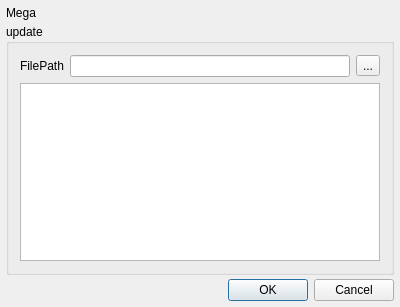
The window that source/wnd/widget.ui (ww4u/mct-t4) describes before a commit, drawn with Qt 5.
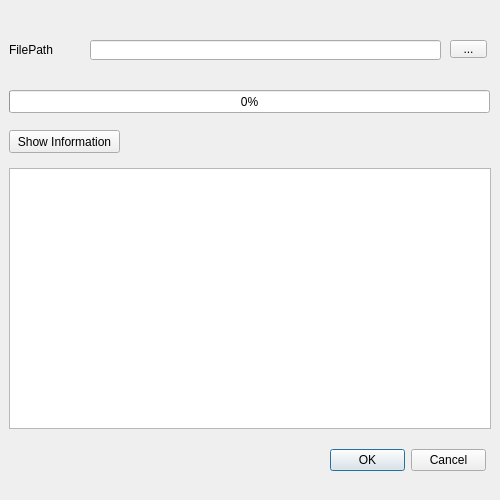
The same window after the commit.

What changed in the file:
```diff
--- a/source/wnd/widget.ui
+++ b/source/wnd/widget.ui
@@ -6,8 +6,8 @@
    <rect>
     <x>0</x>
     <y>0</y>
-    <width>400</width>
-    <height>307</height>
+    <width>500</width>
+    <height>500</height>
    </rect>
   </property>
   <property name="sizePolicy">
@@ -16,76 +16,156 @@
     <verstretch>0</verstretch>
    </sizepolicy>
   </property>
-  <layout class="QVBoxLayout" name="verticalLayout">
-   <property name="spacing">
-    <number>4</number>
+  <property name="minimumSize">
+   <size>
+    <width>500</width>
+    <height>500</height>
+   </size>
+  </property>
+  <property name="maximumSize">
+   <size>
+    <width>500</width>
+    <height>500</height>
+   </size>
+  </property>
+  <widget class="QLabel" name="label">
+   <property name="geometry">
+    <rect>
+     <x>6</x>
+     <y>6</y>
+     <width>41</width>
+     <height>21</height>
+    </rect>
    </property>
-   <property name="leftMargin">
-    <number>6</number>
+   <property name="maximumSize">
+    <size>
+     <width>16777215</width>
+     <height>70</height>
+    </size>
    </property>
-   <property name="topMargin">
-    <number>6</number>
+   <property name="text">
+    <string/>
    </property>
-   <property name="rightMargin">
-    <number>6</number>
+  </widget>
+  <widget class="QDialogButtonBox" name="buttonBox">
+   <property name="geometry">
+    <rect>
+     <x>330</x>
+     <y>440</y>
+     <width>156</width>
+     <height>41</height>
+    </rect>
    </property>
-   <property name="bottomMargin">
-    <number>6</number>
+   <property name="standardButtons">
+    <set>QDialogButtonBox::Cancel|QDialogButtonBox::Ok</set>
    </property>
-   <item>
-    <widget class="QLabel" name="label">
-     <property name="maximumSize">
-      <size>
-       <width>16777215</width>
-       <height>70</height>
-      </size>
-     </property>
-     <property name="text">
-      <string>Mega</string>
-     </property>
-    </widget>
-   </item>
-   <item>
-    <widget class="QGroupBox" name="groupBox">
-     <property name="title">
-      <string>update</string>
-     </property>
-     <layout class="QHBoxLayout" name="horizontalLayout">
-      <item>
-       <layout class="QGridLayout" name="gridLayout">
-        <item row="1" column="0" colspan="3">
-         <widget class="QTextBrowser" name="textBrowser"/>
-        </item>
-        <item row="0" column="2">
-         <widget class="QToolButton" name="toolButton">
-          <property name="text">
-           <string>...</string>
-          </property>
-         </widget>
-        </item>
-        <item row="0" column="1">
-         <widget class="QLineEdit" name="lineEdit"/>
-        </item>
-        <item row="0" column="0">
-         <widget class="QLabel" name="label_2">
-          <property name="text">
-           <string>FilePath</string>
-          </property>
-         </widget>
-        </item>
-       </layout>
-      </item>
-     </layout>
-    </widget>
-   </item>
-   <item>
-    <widget class="QDialogButtonBox" name="buttonBox">
-     <property name="standardButtons">
-      <set>QDialogButtonBox::Cancel|QDialogButtonBox::Ok</set>
-     </property>
-    </widget>
-   </item>
-  </layout>
+  </widget>
+  <widget class="QLabel" name="label_2">
+   <property name="geometry">
+    <rect>
+     <x>9</x>
+     <y>40</y>
+     <width>71</width>
+     <height>20</height>
+    </rect>
+   </property>
+   <property name="text">
+    <string>FilePath</string>
+   </property>
+  </widget>
+  <widget class="QLineEdit" name="lineEdit">
+   <property name="geometry">
+    <rect>
+     <x>90</x>
+     <y>40</y>
+     <width>351</width>
+     <height>20</height>
+    </rect>
+   </property>
+  </widget>
+  <widget class="QToolButton" name="toolButton">
+   <property name="geometry">
+    <rect>
+     <x>450</x>
+     <y>40</y>
+     <width>37</width>
+     <height>18</height>
+    </rect>
+   </property>
+   <property name="text">
+    <string>...</string>
+   </property>
+  </widget>
+  <widget class="QTextBrowser" name="textBrowser">
+   <property name="geometry">
+    <rect>
+     <x>9</x>
+     <y>168</y>
+     <width>482</width>
+     <height>261</height>
+    </rect>
+   </property>
+   <property name="minimumSize">
+    <size>
+     <width>482</width>
+     <height>261</height>
+    </size>
+   </property>
+   <property name="maximumSize">
+    <size>
+     <width>482</width>
+     <height>261</height>
+    </size>
+   </property>
+  </widget>
+  <widget class="QProgressBar" name="progressBar">
+   <property name="geometry">
+    <rect>
+     <x>9</x>
+     <y>90</y>
+     <width>481</width>
+     <height>23</height>
+    </rect>
+   </property>
+   <property name="value">
+    <number>0</number>
+   </property>
+   <property name="textVisible">
+    <bool>true</bool>
+   </property>
+   <property name="orientation">
+    <enum>Qt::Horizontal</enum>
+   </property>
+  </widget>
+  <widget class="QPushButton" name="btnShow">
+   <property name="geometry">
+    <rect>
+     <x>9</x>
+     <y>130</y>
+     <width>111</width>
+     <height>23</height>
+    </rect>
+   </property>
+   <property name="text">
+    <string>Show Information</string>
+   </property>
+   <property name="checkable">
+    <bool>true</bool>
+   </property>
+  </widget>
+  <widget class="QLabel" name="labelStatus">
+   <property name="geometry">
+    <rect>
+     <x>10</x>
+     <y>440</y>
+     <width>161</width>
+     <height>21</height>
+    </rect>
+   </property>
+   <property name="text">
+    <string/>
+   </property>
+  </widget>
  </widget>
  <layoutdefault spacing="6" margin="11"/>
  <resources/>
```
